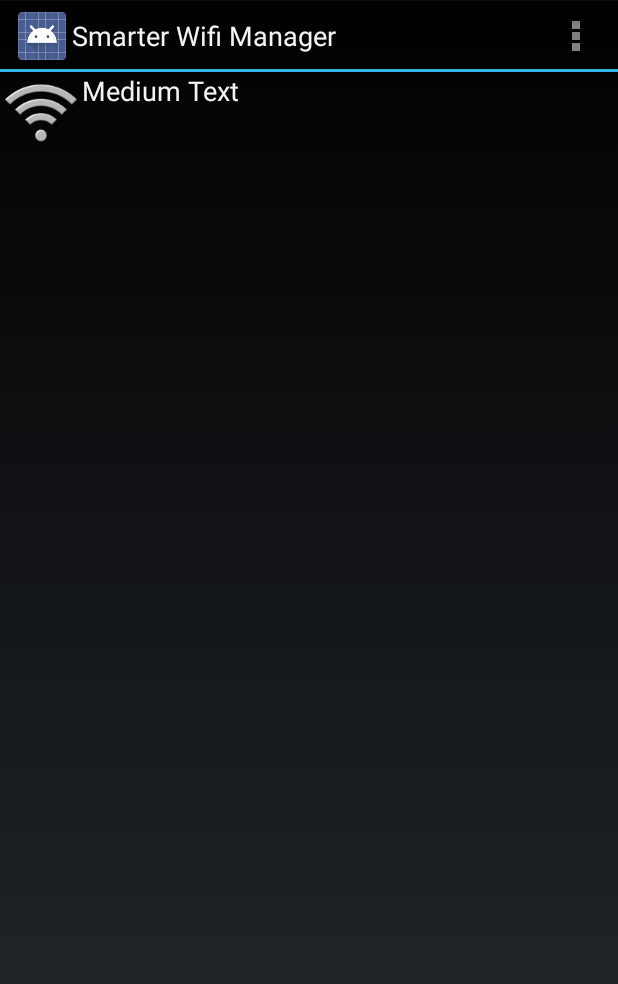
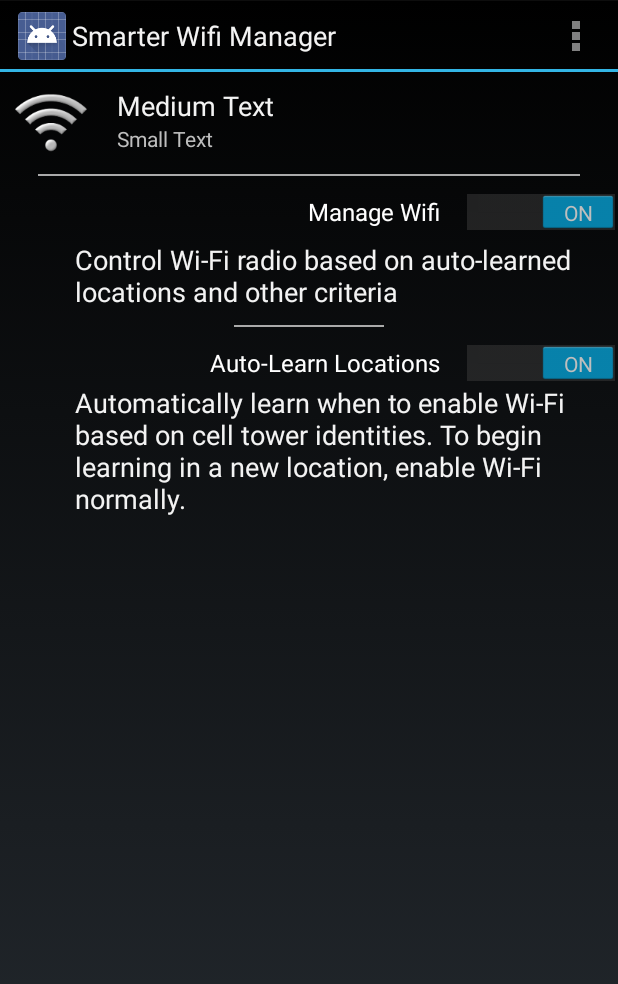
Before and after one commit to slp/android-smarterwifi, an Android app: the screen it shows after launch (MainActivity), on a phone screen of 412 x 824 dp. Shown: the top 984 px of the screen. Run offline under Robolectric (Android 15) with nearby library versions, the phone set to English and light mode, and no system bars; 1 statement that could not run was skipped.

Commit message:
Start implementing new UI controls

```diff
--- a/SmarterWifiManager/src/main/java/net/kismetwireless/android/smarterwifimanager/MainActivity.java
+++ b/SmarterWifiManager/src/main/java/net/kismetwireless/android/smarterwifimanager/MainActivity.java
@@ -2,8 +2,12 @@ package net.kismetwireless.android.smarterwifimanager;
 
 import android.app.Activity;
 import android.content.Context;
+import android.content.SharedPreferences;
 import android.os.Bundle;
+import android.preference.PreferenceManager;
 import android.view.Menu;
+import android.widget.CompoundButton;
+import android.widget.Switch;
 
 
 // Main icon color shifts
@@ -13,6 +17,9 @@ public class MainActivity extends Activity {
     SmarterWifiServiceBinder serviceBinder;
     Context context;
 
+    Switch switchManageWifi, switchAutoLearn;
+
+    SharedPreferences sharedPreferences;
 
     @Override
     protected void onCreate(Bundle savedInstanceState) {
@@ -21,8 +28,46 @@ public class MainActivity extends Activity {
 
         context = this;
 
+        sharedPreferences = PreferenceManager.getDefaultSharedPreferences(context);
+
         serviceBinder = new SmarterWifiServiceBinder(context);
         serviceBinder.doBindService();
+
+        switchManageWifi = (Switch) findViewById(R.id.switchManageWifi);
+        switchAutoLearn =  (Switch) findViewById(R.id.switchAutoLearn);
+
+        switchManageWifi.setOnCheckedChangeListener(new CompoundButton.OnCheckedChangeListener() {
+            @Override
+            public void onCheckedChanged(CompoundButton compoundButton, boolean b) {
+                if (b == false) {
+                    switchAutoLearn.setEnabled(false);
+                } else {
+                    switchAutoLearn.setEnabled(true);
+                }
+
+                setManageWifi(b);
+            }
+        });
+
+        switchAutoLearn.setOnCheckedChangeListener(new CompoundButton.OnCheckedChangeListener() {
+            @Override
+            public void onCheckedChanged(CompoundButton compoundButton, boolean b) {
+                setLearnWifi(b);
+            }
+        });
+
+        if (sharedPreferences.getBoolean(getString(R.string.pref_enable), true)) {
+            switchManageWifi.setChecked(true);
+        } else {
+            switchManageWifi.setChecked(false);
+        }
+
+        if (sharedPreferences.getBoolean(getString(R.string.pref_learn), true)) {
+            switchAutoLearn.setChecked(true);
+        } else {
+            switchAutoLearn.setChecked(false);
+        }
+
     }
 
     @Override
@@ -32,4 +77,18 @@ public class MainActivity extends Activity {
         return true;
     }
 
+    private void setManageWifi(boolean b) {
+        SharedPreferences.Editor e = sharedPreferences.edit();
+        e.putBoolean(getString(R.string.pref_enable), b);
+        e.commit();
+
+        serviceBinder.doUpdatePreferences();
+    }
+
+    private void setLearnWifi(boolean b) {
+        SharedPreferences.Editor e = sharedPreferences.edit();
+        e.putBoolean(getString(R.string.pref_learn), b);
+        e.commit();
+    }
+
 }
--- a/SmarterWifiManager/src/main/java/net/kismetwireless/android/smarterwifimanager/SmarterWifiService.java
+++ b/SmarterWifiManager/src/main/java/net/kismetwireless/android/smarterwifimanager/SmarterWifiService.java
@@ -86,8 +86,7 @@ public class SmarterWifiService extends Service {
             return;
         }
 
-        public void targetStateChanged(ControlState target, ControlType type) {
-            controlState = target;
+        public void controlTypeChanged(ControlType type) {
             controlType = type;
 
             return;
@@ -184,6 +183,13 @@ public class SmarterWifiService extends Service {
         notificationBuilder.setPriority(NotificationCompat.PRIORITY_MIN);
         notificationBuilder.setOnlyAlertOnce(true);
         notificationBuilder.setOngoing(true);
+
+        /*
+        Intent intent = new Intent(this, MainActivity.class);
+        PendingIntent pIntent = PendingIntent.getActivity(this, 0, intent, 0);
+        notificationBuilder.addAction(R.drawable.custom_wifi_disabled, "Disable", pIntent);
+        notificationBuilder.addAction(R.drawable.custom_wifi_enabled, "Enable", pIntent);
+        */
 
         notificationManager.notify(0, notificationBuilder.build());
 
@@ -350,6 +356,14 @@ public class SmarterWifiService extends Service {
         }
     }
 
+    public void triggerCallbackTypeChanged() {
+        synchronized (callbackList) {
+            for (SmarterServiceCallback cb: callbackList) {
+                cb.controlTypeChanged(lastControlReason);
+            }
+        }
+    }
+
     public void configureWifiState() {
         WifiState curstate = getWifiState();
         WifiState targetstate = getShouldWifiBeEnabled();
@@ -372,6 +386,7 @@ public class SmarterWifiService extends Service {
             }
         }
 
+        triggerCallbackTypeChanged();
         triggerCallbackWifiChanged();
     }
 
--- a/SmarterWifiManager/src/main/res/layout/activity_main.xml
+++ b/SmarterWifiManager/src/main/res/layout/activity_main.xml
@@ -6,7 +6,9 @@
 
     <TableLayout
         android:layout_width="fill_parent"
-        android:layout_height="fill_parent">
+        android:layout_height="wrap_content"
+        android:layout_marginTop="10dp"
+        android:layout_marginBottom="10dp">
 
         <TableRow
             android:layout_width="wrap_content"
@@ -15,18 +17,102 @@
             <ImageView
                 android:layout_width="wrap_content"
                 android:layout_height="wrap_content"
-                android:id="@+id/imageWifiStatus"
-                android:layout_margin="5px"
-                android:src="@drawable/custom_wifi_disabled" />
+                android:id="@+id/imageView"
+                android:src="@drawable/custom_wifi_inactive"
+                android:layout_marginLeft="10dp"
+                android:layout_marginRight="20dp" />
 
-            <TextView
+            <LinearLayout
+                android:orientation="vertical"
                 android:layout_width="wrap_content"
-                android:layout_height="wrap_content"
-                android:textAppearance="?android:attr/textAppearanceMedium"
-                android:text="Medium Text"
-                android:id="@+id/textView" />
+                android:layout_height="fill_parent">
+
+                <TextView
+                    android:layout_width="wrap_content"
+                    android:layout_height="wrap_content"
+                    android:textAppearance="?android:attr/textAppearanceMedium"
+                    android:text="Medium Text"
+                    android:id="@+id/textView" />
+
+                <TextView
+                    android:layout_width="wrap_content"
+                    android:layout_height="wrap_content"
+                    android:textAppearance="?android:attr/textAppearanceSmall"
+                    android:text="Small Text"
+                    android:id="@+id/textView2" />
+            </LinearLayout>
 
         </TableRow>
     </TableLayout>
 
+    <View
+        android:layout_width="fill_parent"
+        android:layout_height="1dp"
+        android:background="@android:color/darker_gray"
+        android:layout_marginLeft="25dp"
+        android:layout_marginRight="25dp" />
+
+    <ScrollView
+        android:layout_width="wrap_content"
+        android:layout_height="wrap_content"
+        android:id="@+id/scrollView" >
+
+    </ScrollView>
+
+    <RelativeLayout
+        android:layout_width="fill_parent"
+        android:layout_height="fill_parent">
+
+        <Switch
+            android:layout_width="wrap_content"
+            android:layout_height="wrap_content"
+            android:text="Manage Wifi"
+            android:id="@+id/switchManageWifi"
+            android:layout_alignParentTop="true"
+            android:layout_alignParentRight="true"
+            android:layout_marginTop="10dp"
+            android:layout_marginBottom="5dp"
+            android:checked="false" />
+
+        <TextView
+            android:layout_width="wrap_content"
+            android:layout_height="wrap_content"
+            android:textAppearance="?android:attr/textAppearanceMedium"
+            android:text="@string/manage_wifi_explanation"
+            android:id="@+id/textView3"
+            android:layout_below="@+id/switchManageWifi"
+            android:layout_alignParentRight="true"
+            android:layout_alignParentLeft="true"
+            android:layout_marginLeft="50dp" />
+
+        <View
+            android:layout_width="100dp"
+            android:layout_height="1dp"
+            android:background="@android:color/darker_gray"
+            android:layout_below="@+id/textView3"
+            android:layout_centerHorizontal="true"
+            android:layout_marginTop="10dp"
+            android:layout_marginBottom="10dp"
+            android:id="@+id/view" />
+
+        <Switch
+            android:layout_width="wrap_content"
+            android:layout_height="wrap_content"
+            android:text="Auto-Learn Locations"
+            android:id="@+id/switchAutoLearn"
+            android:checked="false"
+            android:layout_below="@+id/view"
+            android:layout_alignParentRight="true" />
+
+        <TextView
+            android:layout_width="wrap_content"
+            android:layout_height="wrap_content"
+            android:textAppearance="?android:attr/textAppearanceMedium"
+            android:text="@string/autolean_wifi_description"
+            android:id="@+id/textView4"
+            android:layout_below="@+id/switchAutoLearn"
+            android:layout_alignRight="@+id/textView3"
+            android:layout_marginLeft="50dp" />
+    </RelativeLayout>
+
 </LinearLayout>
--- a/SmarterWifiManager/src/main/res/values/strings.xml
+++ b/SmarterWifiManager/src/main/res/values/strings.xml
@@ -4,6 +4,11 @@
     <string name="app_name">Smarter Wifi Manager</string>
     <string name="action_settings">Settings</string>
     <string name="hello_world">Hello world!</string>
+
+    <string name="pref_enable">enable_system</string>
+    <string name="pref_learn">enable_learning</string>
+
     <string name="service_desc">Smarter Wifi Service</string>
+    <string name="manage_wifi_explanation">Control Wi-Fi radio based on auto-learned locations and other criteria</string><string name="autolean_wifi_description">Automatically learn when to enable Wi-Fi based on cell tower identities.  To begin learning in a new location, enable Wi-Fi normally.</string>
 
 </resources>
```
